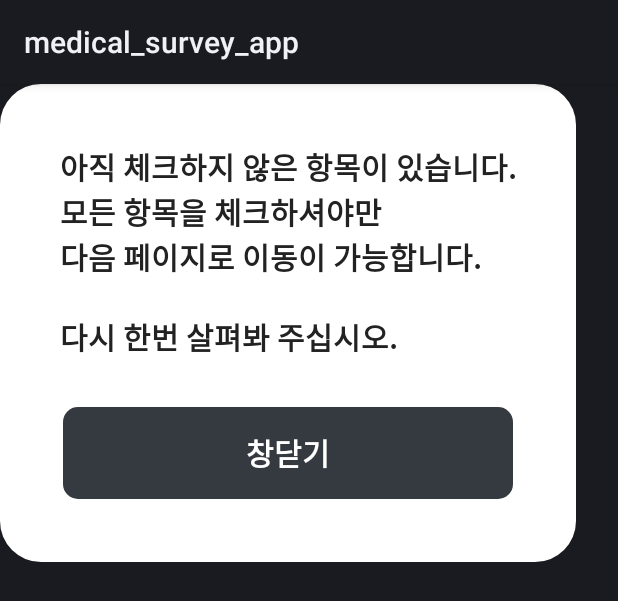
After one commit to leejaeseung/medical_survey_app, an Android app: the layout alert_popup.xml on its own in the app's theme, with its tools: preview values and no code run, on a phone screen of 412 x 824 dp. The commit adds this screen. Shown: the top 601 px of the screen. Run offline under Robolectric (Android 15) with nearby library versions, the phone set to English and light mode, and no system bars.

Commit message:
경고창 완성 및 설문 제출에 유효성 검사 로직 추가

```diff
--- a/app/src/main/AndroidManifest.xml
+++ b/app/src/main/AndroidManifest.xml
@@ -20,6 +20,7 @@
                 <category android:name="android.intent.category.LAUNCHER" />
             </intent-filter>
         </activity>
+        <activity android:name=".activities.PopupActivity" android:theme="@style/Theme.MaterialComponents.Dialog"/>
     </application>
 
 </manifest>
--- a/app/src/main/java/com/cbu/medical_survey_app/MainActivity.java
+++ b/app/src/main/java/com/cbu/medical_survey_app/MainActivity.java
@@ -35,7 +35,7 @@ public class MainActivity extends FragmentActivity {
         TextView title = (TextView)findViewById(R.id.top_title);
         title.setText("직업 사항");
         ImageView img = (ImageView)findViewById(R.id.title_img);
-        img.setImageResource(-1);
+        img.setImageResource(0);
 
         imm = (InputMethodManager)getSystemService(Context.INPUT_METHOD_SERVICE);
 
--- a/app/src/main/java/com/cbu/medical_survey_app/customView/SurveyViewControl.java
+++ b/app/src/main/java/com/cbu/medical_survey_app/customView/SurveyViewControl.java
@@ -1,7 +1,10 @@
 package com.cbu.medical_survey_app.customView;
 
+import android.app.Activity;
 import android.content.Context;
 import android.content.res.TypedArray;
+import android.graphics.Color;
+import android.graphics.drawable.ColorDrawable;
 import android.util.AttributeSet;
 import android.view.LayoutInflater;
 import android.view.View;
--- /dev/null
+++ b/app/src/main/res/drawable/black_bt.xml
@@ -0,0 +1,18 @@
+<?xml version="1.0" encoding="utf-8"?>
+<layer-list xmlns:android="http://schemas.android.com/apk/res/android">
+
+    <item
+        android:top="2dp"
+        android:right="2dp"
+        android:left="2dp"
+        android:bottom="2dp">
+        <shape android:shape="rectangle">
+            <corners android:topRightRadius="10dp"
+                android:topLeftRadius="10dp"
+                android:bottomLeftRadius="10dp"
+                android:bottomRightRadius="10dp"/>
+            <solid android:color="@color/alert_bt"/>
+        </shape>
+    </item>
+
+</layer-list>
--- /dev/null
+++ b/app/src/main/res/drawable/round_page_all.xml
@@ -0,0 +1,5 @@
+<?xml version="1.0" encoding="utf-8"?>
+<shape xmlns:android="http://schemas.android.com/apk/res/android" android:shape="rectangle">
+    <solid android:color="@color/white"/>
+    <corners android:radius="27dp" />
+</shape>
--- /dev/null
+++ b/app/src/main/res/layout/alert_popup.xml
@@ -0,0 +1,48 @@
+<?xml version="1.0" encoding="utf-8"?>
+<androidx.constraintlayout.widget.ConstraintLayout xmlns:android="http://schemas.android.com/apk/res/android"
+    xmlns:app="http://schemas.android.com/apk/res-auto"
+    xmlns:tools="http://schemas.android.com/tools"
+    android:layout_width="wrap_content"
+    android:layout_height="wrap_content"
+    android:background="@drawable/round_page_all">
+
+    <androidx.constraintlayout.widget.ConstraintLayout
+        android:layout_width="match_parent"
+        android:layout_height="match_parent"
+        android:layout_margin="40dp"
+        app:layout_constraintBottom_toBottomOf="parent"
+        app:layout_constraintEnd_toEndOf="parent"
+        app:layout_constraintStart_toStartOf="parent"
+        app:layout_constraintTop_toTopOf="parent">
+
+        <TextView
+            android:id="@+id/text_popup"
+            android:layout_width="wrap_content"
+            android:layout_height="wrap_content"
+            android:text="아직 체크하지 않은 항목이 있습니다.\n모든 항목을 체크하셔야만\n다음 페이지로 이동이 가능합니다.\n\n다시 한번 살펴봐 주십시오."
+            android:textColor="@color/text_black"
+            android:textSize="20sp"
+            android:textStyle="bold"
+            app:layout_constraintEnd_toEndOf="parent"
+            app:layout_constraintStart_toStartOf="parent"
+            app:layout_constraintTop_toTopOf="parent" />
+
+        <Button
+            android:id="@+id/bt_popup_close"
+            android:layout_width="0dp"
+            android:layout_height="65dp"
+            android:layout_marginTop="30dp"
+            android:background="@drawable/black_bt"
+            android:fontFamily="@font/roboto_bold"
+            android:gravity="center"
+            android:onClick="popupClose"
+            android:text="창닫기"
+            android:textColor="@color/white"
+            android:textSize="20sp"
+            app:layout_constraintBottom_toBottomOf="parent"
+            app:layout_constraintEnd_toEndOf="parent"
+            app:layout_constraintStart_toStartOf="parent"
+            app:layout_constraintTop_toBottomOf="@+id/text_popup" />
+
+    </androidx.constraintlayout.widget.ConstraintLayout>
+</androidx.constraintlayout.widget.ConstraintLayout>
--- a/app/src/main/res/values/colors.xml
+++ b/app/src/main/res/values/colors.xml
@@ -11,4 +11,6 @@
     <color name="black">#FF000000</color>
     <color name="white">#FFFFFFFF</color>
     <color name="check_disable">#CFCFCF</color>
+    <color name="alert_bt">#343A40</color>
+    <color name="red">#FF0000</color>
 </resources>
```
Also changed, not shown: app/src/main/java/com/cbu/medical_survey_app/ButtonController.java (+23 -12 lines), app/src/main/java/com/cbu/medical_survey_app/activities/PopupActivity.java (added, +45 -0 lines), app/src/main/java/com/cbu/medical_survey_app/datas/DataController.java (+17 -1 lines), app/src/main/java/com/cbu/medical_survey_app/datas/ValidChecker.java (added, +25 -0 lines).
